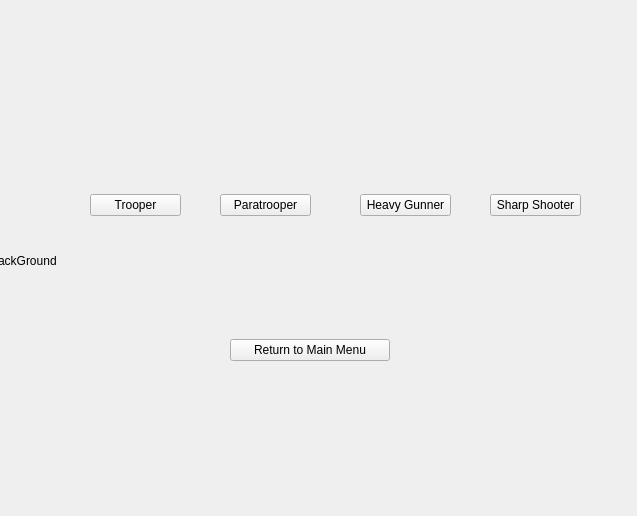
The window that PayStarWars/CharacterSelectScreen/CharacterSelectScreen.ui (beratyil/playStarWars) describes before a commit, drawn with Qt 5.
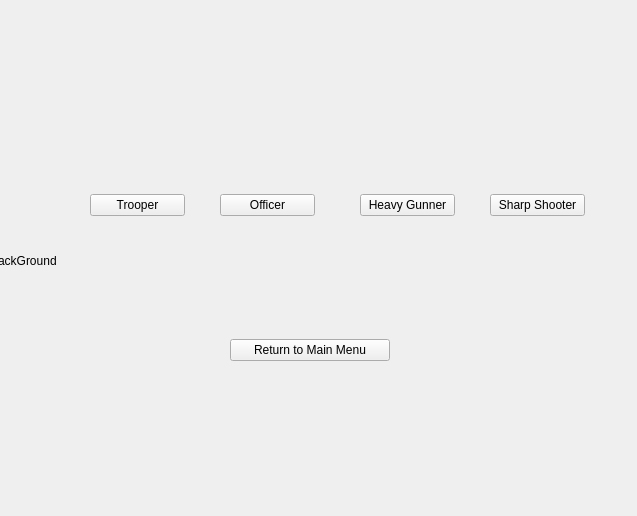
The same window after the commit.

Commit message:
update: from paratrooper to officer
Name of the Paratrooper class is changed as officer.

What changed in the file:
```diff
--- a/PayStarWars/CharacterSelectScreen/CharacterSelectScreen.ui
+++ b/PayStarWars/CharacterSelectScreen/CharacterSelectScreen.ui
@@ -18,7 +18,7 @@
     <rect>
      <x>220</x>
      <y>180</y>
-     <width>91</width>
+     <width>95</width>
      <height>51</height>
     </rect>
    </property>
@@ -26,7 +26,7 @@
     <item>
      <widget class="QPushButton" name="paratrooper">
       <property name="text">
-       <string>Paratrooper</string>
+       <string>Officer</string>
       </property>
      </widget>
     </item>
@@ -37,7 +37,7 @@
     <rect>
      <x>360</x>
      <y>180</y>
-     <width>91</width>
+     <width>95</width>
      <height>51</height>
     </rect>
    </property>
@@ -56,7 +56,7 @@
     <rect>
      <x>490</x>
      <y>180</y>
-     <width>91</width>
+     <width>95</width>
      <height>51</height>
     </rect>
    </property>
@@ -75,7 +75,7 @@
     <rect>
      <x>90</x>
      <y>180</y>
-     <width>91</width>
+     <width>95</width>
      <height>51</height>
     </rect>
    </property>
```
The commit also changes 13 other files.
